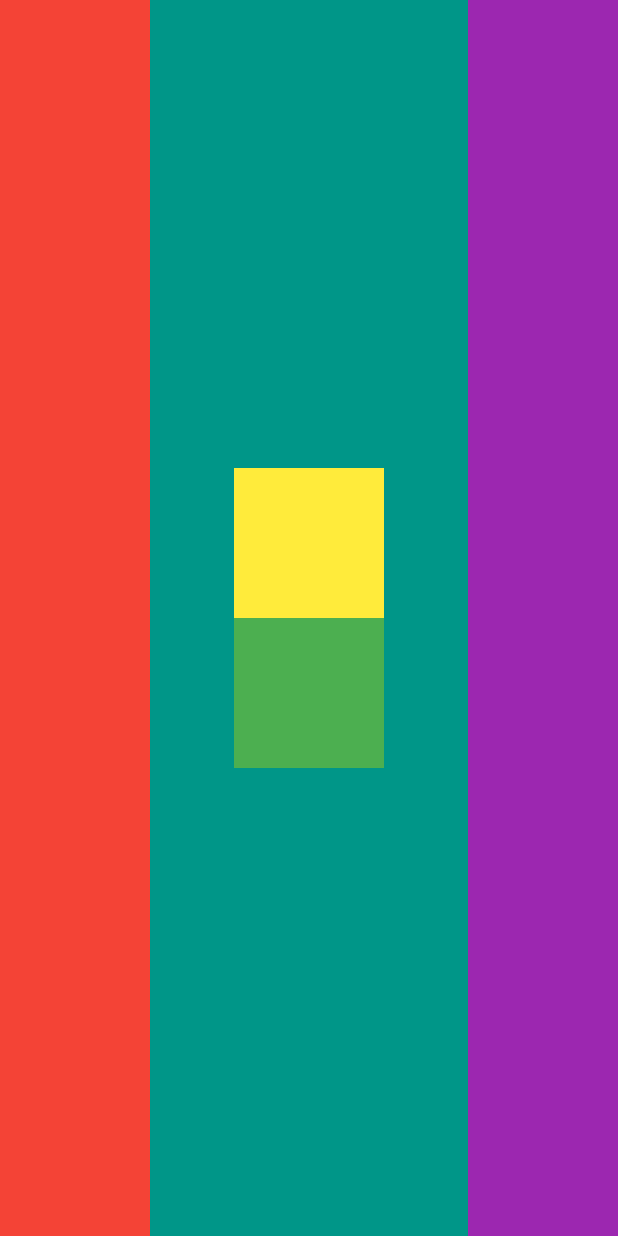
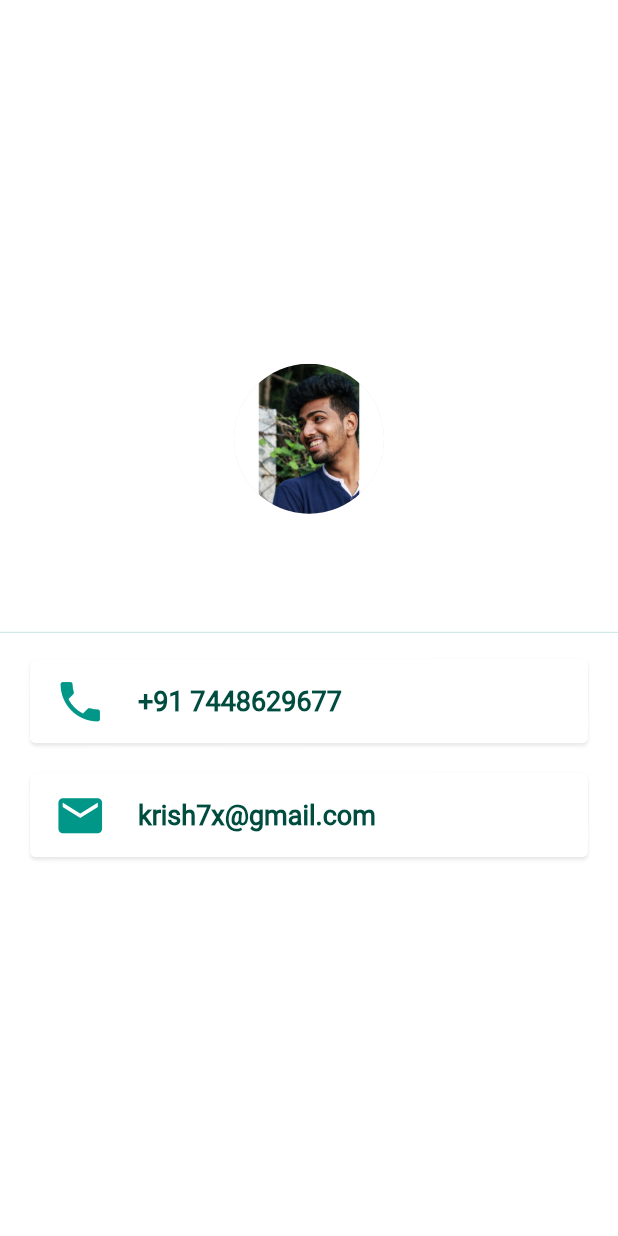
Before and after one commit to krish7x/flutter-learning, a Flutter app: the screen it shows after launch, on a phone screen of 412 x 824 dp. Run offline on Flutter 3.47's test engine with Material 2 defaults, Android fonts, the phone set to English and light mode, and no system bars.

Commit message:
portfolio-card

```diff
--- a/lib/main.dart
+++ b/lib/main.dart
@@ -1,4 +1,5 @@
 import 'package:flutter/material.dart';
+import 'package:flutter/painting.dart';
 
 void main() {
   runApp(MyApp());
@@ -9,36 +10,81 @@ class MyApp extends StatelessWidget {
   Widget build(BuildContext context) {
     return MaterialApp(
       home: Scaffold(
-        backgroundColor: Colors.teal,
+        backgroundColor: Colors.white10,
         body: SafeArea(
-          child: Row(
-            mainAxisAlignment: MainAxisAlignment.spaceBetween,
-            crossAxisAlignment: CrossAxisAlignment.stretch,
+          child: Column(
+            mainAxisAlignment: MainAxisAlignment.center,
             children: <Widget>[
-              Container(
-                width: 100.0,
-                color: Colors.red,
+              CircleAvatar(
+                radius: 50.0,
+                backgroundColor: Colors.black12,
+                backgroundImage: AssetImage('images/krish.jpg'),
               ),
-              Column(
-                mainAxisSize: MainAxisSize.min,
-                mainAxisAlignment: MainAxisAlignment.center,
-                children: <Widget>[
-                  Container(
-                    height: 100.0,
-                    width: 100.0,
-                    color: Colors.yellow,
+              Text(
+                'Krish',
+                style: TextStyle(
+                  fontFamily: 'DancingScript',
+                  fontSize: 40.0,
+                  fontWeight: FontWeight.bold,
+                  color: Colors.white,
+                ),
+              ),
+              Text(
+                'Software Developer',
+                style: TextStyle(
+                  fontFamily: 'Roboto',
+                  wordSpacing: 2.0,
+                  fontSize: 20.0,
+                  letterSpacing: 2.0,
+                  fontWeight: FontWeight.bold,
+                  color: Colors.white70,
+                ),
+              ),
+              SizedBox(
+                child: Divider(
+                  color: Colors.teal.shade100,
+                  thickness: 0.5,
+                ),
+              ),
+              Card(
+                margin: EdgeInsets.symmetric(vertical: 10.0, horizontal: 20.0),
+                color: Colors.white,
+                shadowColor: Colors.white70,
+                child: ListTile(
+                  leading: Icon(
+                    Icons.phone,
+                    size: 35.0,
+                    color: Colors.teal,
                   ),
-                  Container(
-                    height: 100.0,
-                    width: 100.0,
-                    color: Colors.green,
+                  title: Text(
+                    '+91 7448629677',
+                    style: TextStyle(
+                        fontWeight: FontWeight.w600,
+                        fontSize: 18.0,
+                        fontFamily: 'Roboto',
+                        color: Colors.teal[900]),
                   ),
-                ],
+                ),
               ),
-              Container(
-                width: 100.0,
-                color: Colors.purple,
-              ),
+              Card(
+                  margin: EdgeInsets.symmetric(vertical: 10, horizontal: 20.0),
+                  color: Colors.white,
+                  shadowColor: Colors.white70,
+                  child: ListTile(
+                    leading: Icon(
+                      Icons.email,
+                      size: 35.0,
+                      color: Colors.teal,
+                    ),
+                    title: Text(
+                      'krish7x@gmail.com',
+                      style: TextStyle(
+                          fontWeight: FontWeight.w600,
+                          fontSize: 18.0,
+                          fontFamily: 'Roboto',
+                          color: Colors.teal[900]),
+                    ),
+                  )),
             ],
           ),
         ),
```
Also changed, not shown: pubspec.yaml (+19 -2 lines), fonts/DancingScript-Bold.ttf (added), fonts/Roboto-Regular.ttf (added), images/krish.jpg (added), pubspec.lock.
